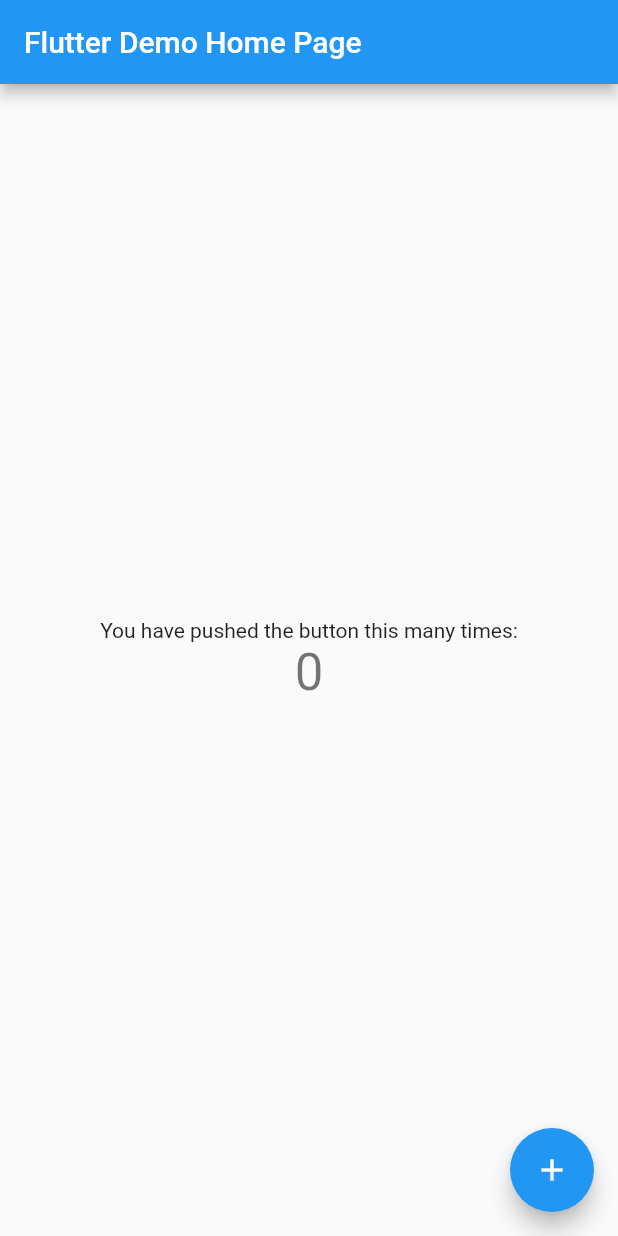
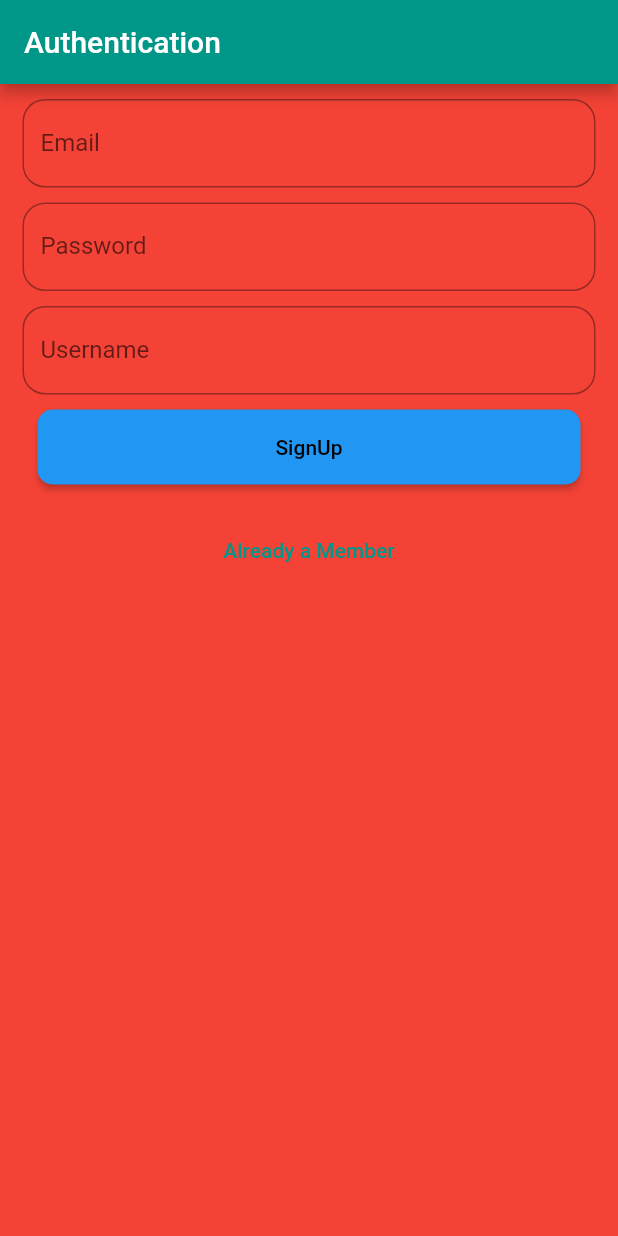
Before and after one commit to 2k4sm/TO_DOer, a Flutter app: the screen it shows after launch, on a phone screen of 412 x 824 dp. Run offline on Flutter 3.47's test engine with Material 2 defaults, Android fonts, the light colour scheme and no system bars; our stand-ins replace cloud_firestore, firebase_auth, firebase_core, google_fonts; accounts and stored records are empty.

Commit message:
safe state1..authentication implemented.

```diff
--- /dev/null
+++ b/todoer/lib/auth/authform.dart
@@ -0,0 +1,167 @@
+import 'package:cloud_firestore/cloud_firestore.dart';
+import 'package:firebase_auth/firebase_auth.dart';
+import 'package:flutter/material.dart';
+import 'package:google_fonts/google_fonts.dart';
+
+class AuthForm extends StatefulWidget {
+  const AuthForm({super.key});
+
+  @override
+  State<AuthForm> createState() => _AuthFormState();
+}
+
+class _AuthFormState extends State<AuthForm> {
+  //---------------------------------------------
+  final _formkey = GlobalKey<FormState>();
+  var _email = '';
+  var _password = '';
+  var _username = '';
+  bool isLoginPage = false;
+  //-------------------------------------------
+
+  startauth() {
+    final validity = _formkey.currentState!.validate();
+    FocusScope.of(context).unfocus();
+    if (validity) {
+      _formkey.currentState!.save();
+      submitForm(_email, _password, _username);
+    }
+  }
+
+  submitForm(String email, String password, String username) async {
+    final auth = FirebaseAuth.instance;
+    UserCredential authResult;
+    try {
+      if (isLoginPage) {
+        authResult = await auth.signInWithEmailAndPassword(
+            email: email, password: password);
+      } else {
+        authResult = await auth.createUserWithEmailAndPassword(
+            email: email, password: password);
+        String uid = authResult.user!.uid;
+        await FirebaseFirestore.instance
+            .collection('users')
+            .doc(uid)
+            .set({'username': username, 'email': email});
+      }
+    } catch (err) {
+      print(err);
+    }
+  }
+
+  @override
+  Widget build(BuildContext context) {
+    return Container(
+      height: MediaQuery.of(context).size.height,
+      width: MediaQuery.of(context).size.width,
+      child: ListView(
+        children: [
+          Container(
+              padding: EdgeInsets.only(left: 15, right: 15, top: 10),
+              child: Form(
+                key: _formkey,
+                child: Column(
+                  mainAxisAlignment: MainAxisAlignment.center,
+                  children: [
+                    if (!isLoginPage)
+                      TextFormField(
+                        keyboardType: TextInputType.emailAddress,
+                        key: ValueKey('email'),
+                        validator: (value) {
+                          if (value!.isEmpty || !value.contains('@')) {
+                            return 'Incorrect Email.';
+                          }
+                          return null;
+                        },
+                        onSaved: (value) {
+                          _email = value!;
+                        },
+                        decoration: InputDecoration(
+                            border: OutlineInputBorder(
+                                borderRadius: new BorderRadius.circular(15),
+                                borderSide: new BorderSide()),
+                            labelText: "Email",
+                            labelStyle: GoogleFonts.roboto()),
+                      ),
+                    SizedBox(height: 10),
+                    TextFormField(
+                      keyboardType: TextInputType.emailAddress,
+                      key: ValueKey('password'),
+                      validator: (value) {
+                        if (value!.isEmpty) {
+                          return 'Incorrect Password.';
+                        }
+                        return null;
+                      },
+                      onSaved: (value) {
+                        _password = value!;
+                      },
+                      decoration: InputDecoration(
+                          border: OutlineInputBorder(
+                              borderRadius: new BorderRadius.circular(15),
+                              borderSide: new BorderSide()),
+                          labelText: "Password",
+                          labelStyle: GoogleFonts.roboto()),
+                    ),
+                    SizedBox(height: 10),
+                    TextFormField(
+                      keyboardType: TextInputType.emailAddress,
+                      key: ValueKey('username'),
+                      validator: (value) {
+                        if (value!.isEmpty) {
+                          return 'Incorrect Username.';
+                        }
+                        return null;
+                      },
+                      onSaved: (value) {
+                        _username = value!;
+                      },
+                      decoration: InputDecoration(
+                          border: OutlineInputBorder(
+                              borderRadius: new BorderRadius.circular(15),
+                              borderSide: new BorderSide()),
+                          labelText: "Username",
+                          labelStyle: GoogleFonts.roboto()),
+                    ),
+                    Container(
+                        padding: EdgeInsets.all(10),
+                        width: double.infinity,
+                        height: 70,
+                        child: ElevatedButton(
+                            child: isLoginPage
+                                ? Text('Login',
+                                    style: GoogleFonts.roboto(fontSize: 16))
+                                : Text('SignUp'),
+                            onPressed: () {
+                              startauth();
+                            },
+                            style: ElevatedButton.styleFrom(
+                                backgroundColor:
+                                    Colors.blue, // Background color
+                                onPrimary: Colors.black,
+                                padding: EdgeInsets.symmetric(
+                                    horizontal: 10.0, vertical: 10.0),
+                                shape: RoundedRectangleBorder(
+                                    borderRadius: BorderRadius.circular(10.0))
+                                //child: Text('SignIn'),
+                                ))),
+                    SizedBox(height: 10),
+                    Container(
+                        child: TextButton(
+                      onPressed: () {
+                        setState(() {
+                          isLoginPage = !isLoginPage;
+                        });
+                      },
+                      child: isLoginPage
+                          ? Text("Not a Member")
+                          : Text("Already a Member"),
+                    )),
+                  ],
+                ),
+              ))
+        ],
+      ),
+    );
+  }
+}
--- /dev/null
+++ b/todoer/lib/auth/authscreen.dart
@@ -0,0 +1,20 @@
+import 'package:flutter/material.dart';
+import 'package:todoer/auth/authform.dart';
+
+class AuthScreen extends StatefulWidget {
+  const AuthScreen({super.key});
+
+  @override
+  State<AuthScreen> createState() => _AuthScreenState();
+}
+
+class _AuthScreenState extends State<AuthScreen> {
+  @override
+  Widget build(BuildContext context) {
+    return Scaffold(
+      appBar: AppBar(title: Text('Authentication')),
+      body: AuthForm(),
+      backgroundColor: Colors.red,
+    );
+  }
+}
--- a/todoer/lib/main.dart
+++ b/todoer/lib/main.dart
@@ -1,115 +1,33 @@
+import 'package:firebase_auth/firebase_auth.dart';
+import 'package:firebase_core/firebase_core.dart';
 import 'package:flutter/material.dart';
+import 'package:todoer/auth/authscreen.dart';
+import 'package:todoer/screens/home.dart';
 
-void main() {
-  runApp(const MyApp());
+Future<void> main() async {
+  WidgetsFlutterBinding.ensureInitialized();
+  await Firebase.initializeApp();
+  runApp(new MyApp());
 }
 
 class MyApp extends StatelessWidget {
   const MyApp({super.key});
 
-  // This widget is the root of your application.
   @override
   Widget build(BuildContext context) {
     return MaterialApp(
-      title: 'Flutter Demo',
-      theme: ThemeData(
-        // This is the theme of your application.
-        //
-        // Try running your application with "flutter run". You'll see the
-        // application has a blue toolbar. Then, without quitting the app, try
-        // changing the primarySwatch below to Colors.green and then invoke
-        // "hot reload" (press "r" in the console where you ran "flutter run",
-        // or simply save your changes to "hot reload" in a Flutter IDE).
-        // Notice that the counter didn't reset back to zero; the application
-        // is not restarted.
-        primarySwatch: Colors.blue,
+      home: StreamBuilder(
+        stream: FirebaseAuth.instance.authStateChanges(),
+        builder: (context, snapshot) {
+          if (snapshot.hasData) {
+            return Home();
+          } else {
+            return AuthScreen();
+          }
+        },
       ),
-      home: const MyHomePage(title: 'Flutter Demo Home Page'),
+      debugShowCheckedModeBanner: false,
+      theme: ThemeData(primarySwatch: Colors.teal),
     );
   }
 }
-
-class MyHomePage extends StatefulWidget {
-  const MyHomePage({super.key, required this.title});
-
-  // This widget is the home page of your application. It is stateful, meaning
-  // that it has a State object (defined below) that contains fields that affect
-  // how it looks.
-
-  // This class is the configuration for the state. It holds the values (in this
-  // case the title) provided by the parent (in this case the App widget) and
-  // used by the build method of the State. Fields in a Widget subclass are
-  // always marked "final".
-
-  final String title;
-
-  @override
-  State<MyHomePage> createState() => _MyHomePageState();
-}
-
-class _MyHomePageState extends State<MyHomePage> {
-  int _counter = 0;
-
-  void _incrementCounter() {
-    setState(() {
-      // This call to setState tells the Flutter framework that something has
-      // changed in this State, which causes it to rerun the build method below
-      // so that the display can reflect the updated values. If we changed
-      // _counter without calling setState(), then the build method would not be
-      // called again, and so nothing would appear to happen.
-      _counter++;
-    });
-  }
-
-  @override
-  Widget build(BuildContext context) {
-    // This method is rerun every time setState is called, for instance as done
-    // by the _incrementCounter method above.
-    //
-    // The Flutter framework has been optimized to make rerunning build methods
-    // fast, so that you can just rebuild anything that needs updating rather
-    // than having to individually change instances of widgets.
-    return Scaffold(
-      appBar: AppBar(
-        // Here we take the value from the MyHomePage object that was created by
-        // the App.build method, and use it to set our appbar title.
-        title: Text(widget.title),
-      ),
-      body: Center(
-        // Center is a layout widget. It takes a single child and positions it
-        // in the middle of the parent.
-        child: Column(
-          // Column is also a layout widget. It takes a list of children and
-          // arranges them vertically. By default, it sizes itself to fit its
-          // children horizontally, and tries to be as tall as its parent.
-          //
-          // Invoke "debug painting" (press "p" in the console, choose the
-          // "Toggle Debug Paint" action from the Flutter Inspector in Android
-          // Studio, or the "Toggle Debug Paint" command in Visual Studio Code)
-          // to see the wireframe for each widget.
-          //
-          // Column has various properties to control how it sizes itself and
-          // how it positions its children. Here we use mainAxisAlignment to
-          // center the children vertically; the main axis here is the vertical
-          // axis because Columns are vertical (the cross axis would be
-          // horizontal).
-          mainAxisAlignment: MainAxisAlignment.center,
-          children: <Widget>[
-            const Text(
-              'You have pushed the button this many times:',
-            ),
-            Text(
-              '$_counter',
-              style: Theme.of(context).textTheme.headline4,
-            ),
-          ],
-        ),
-      ),
-      floatingActionButton: FloatingActionButton(
-        onPressed: _incrementCounter,
-        tooltip: 'Increment',
-        child: const Icon(Icons.add),
-      ), // This trailing comma makes auto-formatting nicer for build methods.
-    );
-  }
-}
--- a/todoer/pubspec.yaml
+++ b/todoer/pubspec.yaml
@@ -31,6 +31,10 @@
 dependencies:
   flutter:
     sdk: flutter
+  firebase_auth: ^4.1.0
+  cloud_firestore: ^4.0.4
+  google_fonts:
+  firebase_core : ^2.1.1
 
 
   # The following adds the Cupertino Icons font to your application.
```
Also changed, not shown: todoer/lib/screens/home.dart (added, +17 -0 lines), todoer/pubspec.lock, 4 other files.
